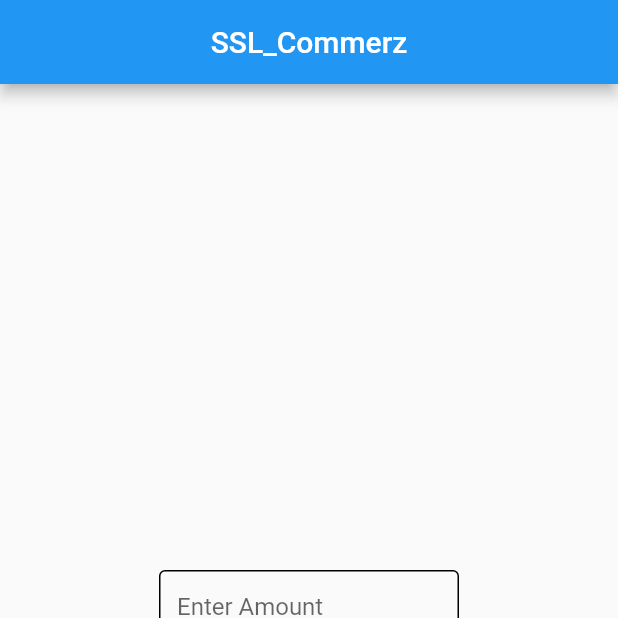
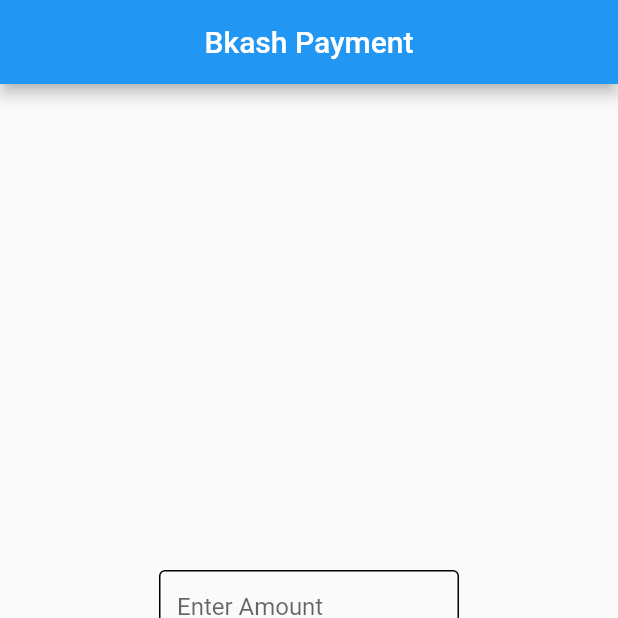
Before and after one commit to developerSajib88/Bkash, a Flutter app: the screen it shows after launch, on a phone screen of 412 x 824 dp, the top half of it. Run offline on Flutter 3.47's test engine with Material 2 defaults, Android fonts, the phone set to English and light mode, and no system bars; missing offline and left inert: flutter_bkash.

Commit message:
Update main.dart

```diff
--- a/lib/main.dart
+++ b/lib/main.dart
@@ -52,7 +52,7 @@
   Widget build(BuildContext context) {
     return Scaffold(
       appBar: AppBar(
-        title: const Text("SSL_Commerz"),
+        title: const Text("Bkash Payment"),
         centerTitle: true,
       ),
       body: SafeArea(
```
